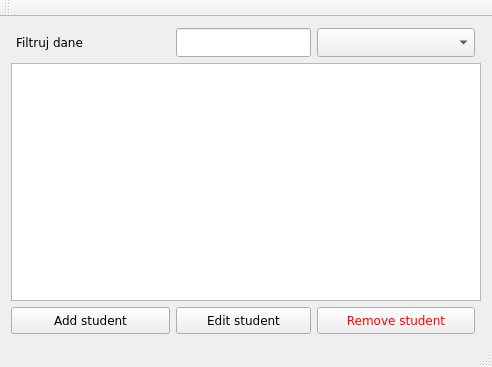
xpawelek/AcademicRecordsManager, file Katalog_JIPP_Project/Katalog_JIPP_Project.ui: the form before one commit.
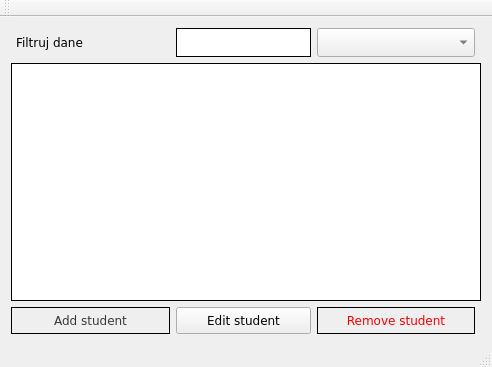
The form after the commit.

Patch:
```diff
--- a/Katalog_JIPP_Project/Katalog_JIPP_Project.ui
+++ b/Katalog_JIPP_Project/Katalog_JIPP_Project.ui
@@ -19,6 +19,9 @@
   <property name="windowTitle">
    <string>Katalog_JIPP_Project</string>
   </property>
+  <property name="styleSheet">
+   <string notr="true"/>
+  </property>
   <widget class="QWidget" name="centralWidget">
    <layout class="QGridLayout" name="gridLayout_2">
     <item row="0" column="0">
@@ -26,7 +29,7 @@
       <item row="0" column="6">
        <widget class="QComboBox" name="comboBox_filtrowanie">
         <property name="styleSheet">
-         <string notr="true">font-family: verdana; padding: 5</string>
+         <string notr="true">font-family: verdana; padding: 5; color: #353935;</string>
         </property>
        </widget>
       </item>
@@ -47,7 +50,7 @@
          </font>
         </property>
         <property name="styleSheet">
-         <string notr="true">padding: 5; color: red</string>
+         <string notr="true">padding: 5; color: red; border: 1px solid</string>
         </property>
         <property name="text">
          <string>Remove student</string>
@@ -68,7 +71,7 @@
          </font>
         </property>
         <property name="styleSheet">
-         <string notr="true">padding: 5</string>
+         <string notr="true">padding: 5; border: 1px solid; color: #353935;</string>
         </property>
         <property name="text">
          <string>Add student</string>
@@ -83,12 +86,15 @@
           <verstretch>0</verstretch>
          </sizepolicy>
         </property>
+        <property name="styleSheet">
+         <string notr="true">border:1px solid</string>
+        </property>
        </widget>
       </item>
       <item row="0" column="1" colspan="5">
        <widget class="QLineEdit" name="filtrowanie_lineEdit">
         <property name="styleSheet">
-         <string notr="true">font-family: verdana; padding: 5</string>
+         <string notr="true">font-family: verdana; padding: 5; border: 1px solid; color: #353935;</string>
         </property>
        </widget>
       </item>
```
